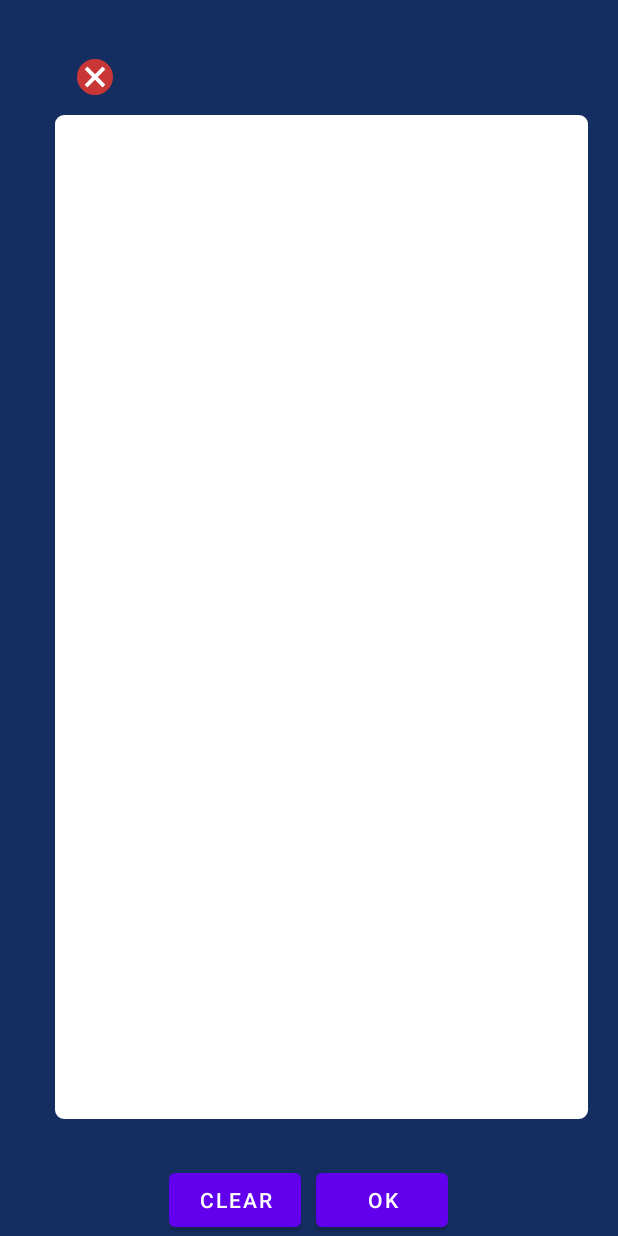
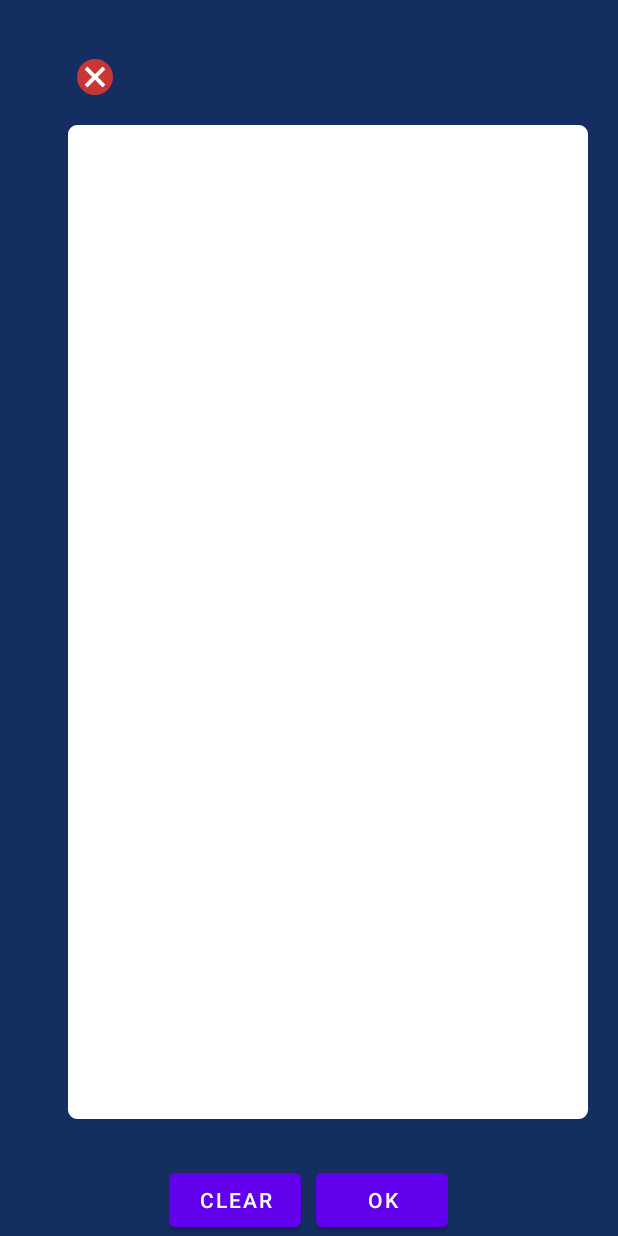
Before and after one commit to saffull/TSmith-Multi-Warehouse-SO, an Android app: the layout add_remarks.xml on its own in the app's theme, with its tools: preview values and no code run, on a phone screen of 412 x 824 dp. Run offline under Robolectric (Android 15) with nearby library versions, the phone set to English and light mode, and no system bars.

Commit message:
MW-SO_0.7

```diff
--- a/MWSO/app/build.gradle
+++ b/MWSO/app/build.gradle
@@ -10,7 +10,7 @@ android {
         minSdk 21
         targetSdk 30
         versionCode 1
-        versionName "0.6"
+        versionName "0.7"
 
         testInstrumentationRunner "androidx.test.runner.AndroidJUnitRunner"
     }
--- a/MWSO/app/src/main/res/layout/add_remarks.xml
+++ b/MWSO/app/src/main/res/layout/add_remarks.xml
@@ -17,24 +17,23 @@
         android:background="@drawable/ic_cancel" />
 
 
-
     <EditText
         android:id="@+id/etAddRemarks_Itemwise"
         android:layout_width="match_parent"
         android:layout_height="match_parent"
+        android:layout_above="@+id/llremarksBottom"
+        android:layout_below="@+id/imgBtnCloseRemarksWindow"
         android:layout_gravity="center"
+        android:layout_marginLeft="25dp"
+        android:layout_marginTop="20dp"
+        android:background="@drawable/et_roundedbox_bg"
+        android:backgroundTint="@color/white"
+        android:gravity="top|start"
         android:hint="Add Remarks"
-        android:textColorHint="@color/white"
-        android:backgroundTint="@color/white"
-        android:textSize="12sp"
-        android:gravity="top|start"
         android:inputType="textMultiLine|textCapSentences"
         android:textColor="@color/black"
-        android:layout_marginTop="20px"
-        android:layout_marginLeft="25px"
-        android:layout_below="@+id/imgBtnCloseRemarksWindow"
-        android:background="@drawable/et_roundedbox_bg"
-        android:layout_above="@+id/llremarksBottom"/>
+        android:textColorHint="@color/white"
+        android:textSize="18sp" />
 
     <LinearLayout
         android:id="@+id/llremarksBottom"
```
Also changed, not shown: MWSO/app/src/main/java/com/techsmith/mw_so/SOActivity.java (+21 -9 lines).
